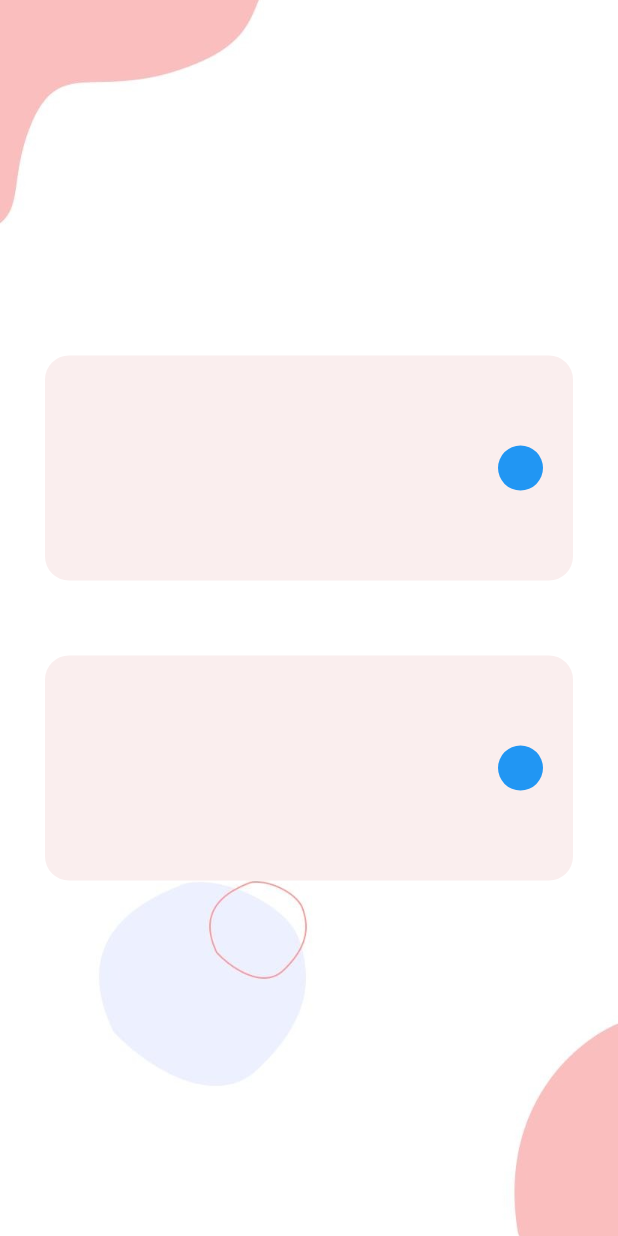
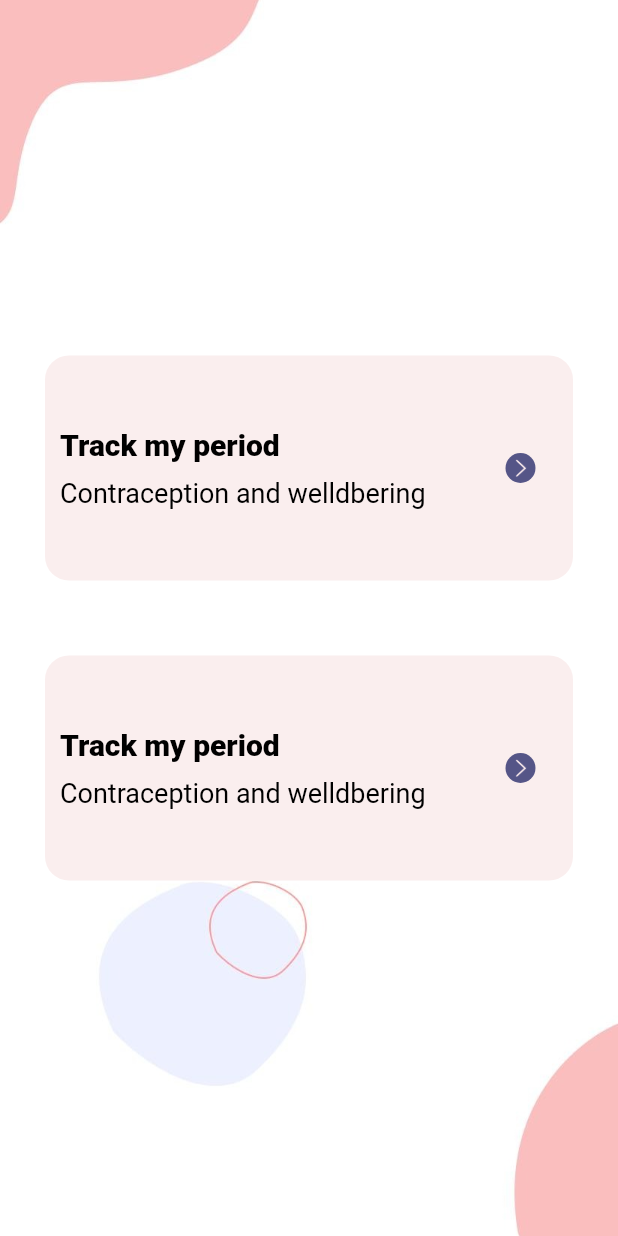
Before and after one commit to Ashotjlavyan/bloc_brithdate, a Flutter app: the screen it shows after launch, on a phone screen of 412 x 824 dp. Run offline on Flutter 3.47's test engine with Material 2 defaults, Android fonts, the light colour scheme and no system bars.

Commit message:
FIX home items ui issues

```diff
--- a/lib/screens/home/shared/home_item.dart
+++ b/lib/screens/home/shared/home_item.dart
@@ -12,12 +12,45 @@ class HomeItem extends StatelessWidget {
             borderRadius: BorderRadius.all(Radius.circular(16.0))),
         height: 150,
         child: Row(children: [
-          Expanded(child: Container()),
+          Expanded(
+              child: Container(
+                  margin: const EdgeInsets.only(left: 10), child: const _Content())),
           Container(
               width: 50,
               color: Colors.transparent,
               child: const _ArrowButton()),
         ]));
+  }
+}
+
+class _Content extends StatelessWidget {
+  const _Content({Key? key}) : super(key: key);
+
+  @override
+  Widget build(BuildContext context) {
+    return Column(
+        mainAxisAlignment: MainAxisAlignment.center,
+        mainAxisSize: MainAxisSize.min,
+        children: [
+          const Align(
+              alignment: Alignment.topLeft,
+              child: Text('Track my period',
+                  textAlign: TextAlign.start,
+                  style: TextStyle(
+                      color: Colors.black,
+                      fontSize: 20,
+                      fontWeight: FontWeight.w800))),
+          Align(
+              alignment: Alignment.topLeft,
+              child: Container(
+                  margin: const EdgeInsets.only(top: 10),
+                  child: const Text('Contraception and welldbering',
+                      textAlign: TextAlign.start,
+                      style: TextStyle(
+                        color: Colors.black,
+                        fontSize: 18,
+                      )))),
+        ]);
   }
 }
 
@@ -28,9 +61,17 @@ class _ArrowButton extends StatelessWidget {
   Widget build(BuildContext context) {
     return Container(
       width: 20,
+      height: 20,
       margin: const EdgeInsets.only(right: 20.0),
-      decoration:
-          const BoxDecoration(color: Colors.blue, shape: BoxShape.circle),
+      decoration: const BoxDecoration(
+          color: ColorConstant.arrowColor, shape: BoxShape.circle),
+      child: Container(
+          margin: const EdgeInsets.all(4),
+          decoration: const BoxDecoration(
+              image: DecorationImage(
+            image: AssetImage('assets/images/arrow.png'),
+            fit: BoxFit.contain,
+          ))),
     );
   }
 }
--- a/lib/shared/constant.dart
+++ b/lib/shared/constant.dart
@@ -2,4 +2,7 @@ import 'package:flutter/material.dart';
 
 class ColorConstant {
   static const Color buttonColor = Color(0xfffaeeee);
+  static const Color arrowColor = Color(0xff555587);
+
+
 }
```
